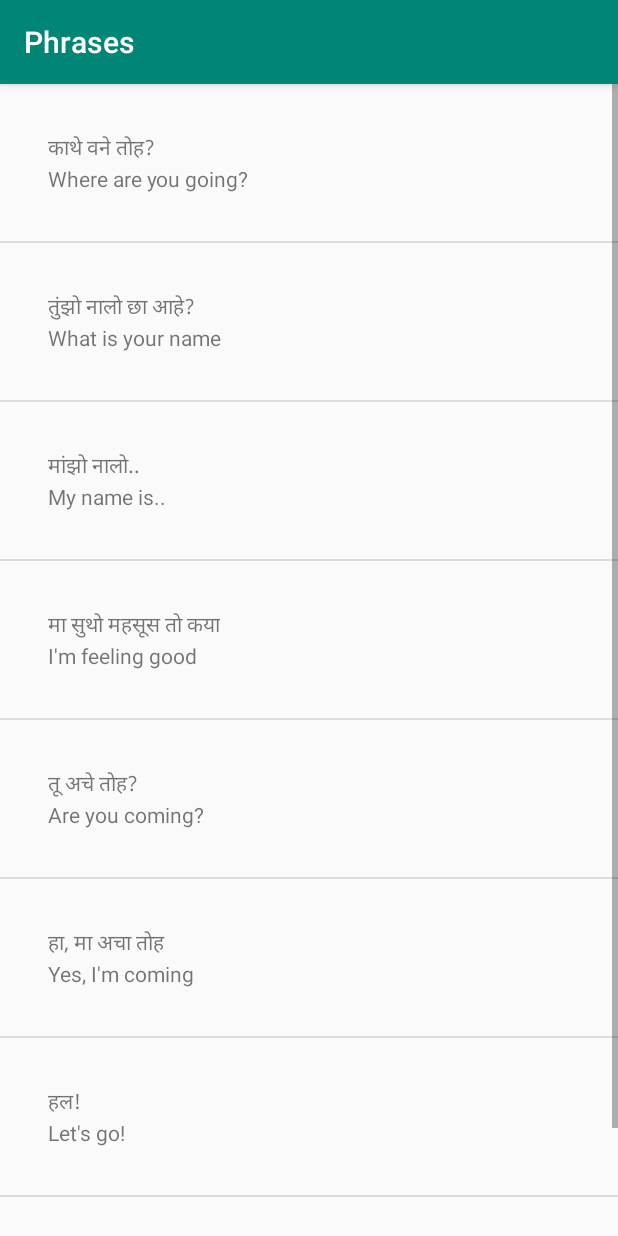
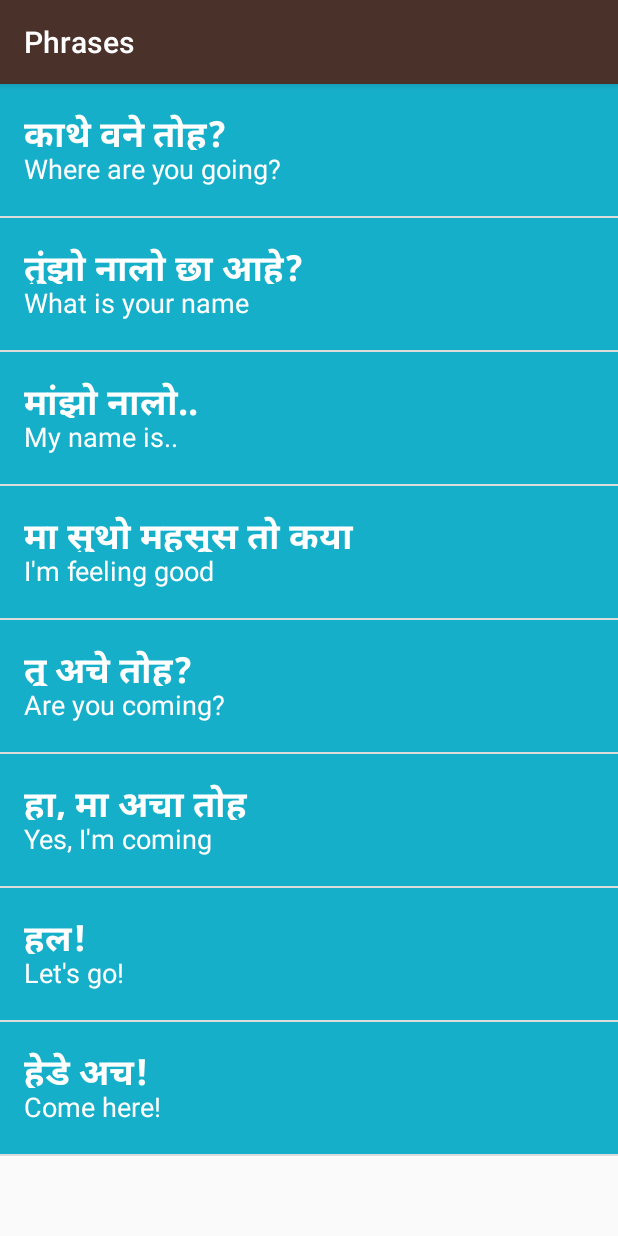
Before and after one commit to harchani-ritik/LanguageLearner, an Android app: the screen it shows after launch (Phrases), after a tap on "Phrases", on a phone screen of 412 x 824 dp. Run offline under Robolectric (Android 15) with nearby library versions, the phone set to English and light mode, and no system bars.

Commit message:
Visual Polish

```diff
--- a/app/src/main/AndroidManifest.xml
+++ b/app/src/main/AndroidManifest.xml
@@ -5,7 +5,7 @@
     <application
         android:allowBackup="true"
         android:icon="@mipmap/ic_launcher"
-        android:label="@string/app_name"
+        android:label="SindhiLearner"
         android:roundIcon="@mipmap/ic_launcher_round"
         android:supportsRtl="true"
         android:theme="@style/AppTheme">
--- a/app/src/main/java/com/example/android/languagelearner/Colours.java
+++ b/app/src/main/java/com/example/android/languagelearner/Colours.java
@@ -18,12 +18,11 @@ public class Colours extends AppCompatActivity {
         words.add(new Word("लाल","red",R.drawable.color_red));
         words.add(new Word("हरो","green",R.drawable.color_green));
         words.add(new Word("भूरो","brown",R.drawable.color_brown));
-        words.add(new Word("नीरो","blue",R.mipmap.blue_color));
         words.add(new Word("कारो","black",R.drawable.color_black));
+        words.add(new Word("पीलो","yellow",R.drawable.color_mustard_yellow));
         words.add(new Word("अछो","white",R.drawable.color_white));
-        words.add(new Word("पीलो","yellow",R.drawable.color_mustard_yellow));
 
-        WordAdapter adapter = new WordAdapter(this,words);
+        WordAdapter adapter = new WordAdapter(this,words,"#8800A0");
         ListView listView = (ListView) findViewById(R.id.list);
         listView.setAdapter(adapter);
     }
--- a/app/src/main/java/com/example/android/languagelearner/FamilyMembers.java
+++ b/app/src/main/java/com/example/android/languagelearner/FamilyMembers.java
@@ -26,7 +26,7 @@ public class FamilyMembers extends AppCompatActivity {
         words.add(new Word("डाडी","grandmother",R.drawable.family_grandmother));
         words.add(new Word("डाडो","grandfather",R.drawable.family_grandfather));
 
-        WordAdapter adapter = new WordAdapter(this,words);
+        WordAdapter adapter = new WordAdapter(this,words,"#379237");
         ListView listView = (ListView) findViewById(R.id.list);
         listView.setAdapter(adapter);
     }
--- a/app/src/main/java/com/example/android/languagelearner/MainActivity.java
+++ b/app/src/main/java/com/example/android/languagelearner/MainActivity.java
@@ -1,6 +1,7 @@
 package com.example.android.languagelearner;
 
 import android.content.Intent;
+import android.graphics.Typeface;
 import android.support.v7.app.AppCompatActivity;
 import android.os.Bundle;
 import android.view.View;
@@ -8,17 +9,21 @@ import android.widget.TextView;
 
 public class MainActivity extends AppCompatActivity {
 
-    TextView numberText,familyText,coloursText,phrasesText;
-
+    TextView headingText,numberText,familyText,coloursText,phrasesText;
+    Typeface myCustomFont;
     @Override
     protected void onCreate(Bundle savedInstanceState) {
         super.onCreate(savedInstanceState);
         setContentView(R.layout.activity_main);
 
+        headingText= (TextView)(findViewById(R.id.textView));
         numberText= (TextView)(findViewById(R.id.textView2));
         familyText= (TextView)(findViewById(R.id.textView3));
         coloursText= (TextView)(findViewById(R.id.textView4));
         phrasesText= (TextView)(findViewById(R.id.textView5));
+
+        myCustomFont=Typeface.createFromAsset(getAssets(),"fonts/cursive.ttf");
+        headingText.setTypeface(myCustomFont);
 
         numberText.setOnClickListener(new View.OnClickListener() {
             // The code in this method will be executed when the numbers View is clicked on.
--- a/app/src/main/java/com/example/android/languagelearner/Numbers.java
+++ b/app/src/main/java/com/example/android/languagelearner/Numbers.java
@@ -26,7 +26,7 @@ public class Numbers extends AppCompatActivity {
         words.add(new Word("नॅव","nine",R.drawable.number_nine));
         words.add(new Word("डह","ten",R.drawable.number_ten));
 
-        WordAdapter adapter = new WordAdapter(this,words);
+        WordAdapter adapter = new WordAdapter(this,words,"#FD8E09");
         ListView listView = (ListView) findViewById(R.id.list);
         listView.setAdapter(adapter);
     }
--- a/app/src/main/java/com/example/android/languagelearner/Phrases.java
+++ b/app/src/main/java/com/example/android/languagelearner/Phrases.java
@@ -24,7 +24,7 @@ public class Phrases extends AppCompatActivity {
         words.add(new Word("हल!","Let's go!"));
         words.add(new Word("हेडे अच!","Come here!"));
 
-        WordAdapter adapter = new WordAdapter(this,words);
+        WordAdapter adapter = new WordAdapter(this,words,"#16AFCA");
         ListView listView = (ListView) findViewById(R.id.list);
         listView.setAdapter(adapter);
     }
--- a/app/src/main/java/com/example/android/languagelearner/Word.java
+++ b/app/src/main/java/com/example/android/languagelearner/Word.java
@@ -6,7 +6,9 @@ public class Word {
 
     private String mSindhiTranslation;
     private String mDefaultTranslation;
-    private int mImageResourceId;
+    private int mImageResourceId=NOIMAGERESOURCEID;
+
+    private static final int NOIMAGERESOURCEID=-1;
 
     public Word(String sindhiTranslation,String defaultTranslation)
     {
@@ -33,5 +35,9 @@ public class Word {
     {
         return mImageResourceId;
     }
+    public boolean hasImage()
+    {
+        return mImageResourceId!=NOIMAGERESOURCEID;
+    }
 
 }
--- a/app/src/main/java/com/example/android/languagelearner/WordAdapter.java
+++ b/app/src/main/java/com/example/android/languagelearner/WordAdapter.java
@@ -1,20 +1,25 @@
 package com.example.android.languagelearner;
 
 import android.app.Activity;
+import android.graphics.Color;
 import android.view.LayoutInflater;
 import android.view.View;
 import android.view.ViewGroup;
 import android.widget.ArrayAdapter;
 import android.widget.ImageView;
+import android.widget.LinearLayout;
 import android.widget.TextView;
 
 import java.util.ArrayList;
 
 public class WordAdapter extends ArrayAdapter<Word> {
 
-    public WordAdapter(Activity context, ArrayList<Word>words)
+    private String mColorCode;
+
+    public WordAdapter(Activity context, ArrayList<Word>words,String colorCode)
     {
         super(context,0,words);
+        mColorCode=colorCode;
     }
     @Override
     public View getView(int position,View convertView,ViewGroup parent) {
@@ -25,13 +30,18 @@ public class WordAdapter extends ArrayAdapter<Word> {
             convertView = LayoutInflater.from(getContext()).inflate(R.layout.list_item, parent, false);
         }
 
+        LinearLayout verticalLinearLayout=(LinearLayout)convertView.findViewById(R.id.vertical_linear_layout) ;
         TextView sindhiTranslation=(TextView)convertView.findViewById(R.id.textViewA);
         TextView dafaultTranslation=(TextView)convertView.findViewById(R.id.textViewB);
         ImageView iconview=(ImageView)convertView.findViewById(R.id.iconImage);
 
+        verticalLinearLayout.setBackgroundColor(Color.parseColor(mColorCode));
         sindhiTranslation.setText(words.getSindhiTranslation());
         dafaultTranslation.setText(words.getDefaultTranslation());
-        iconview.setImageResource(words.getImageResourceId());
+        if(words.hasImage())
+            iconview.setImageResource(words.getImageResourceId());
+        else
+            iconview.setVisibility(View.GONE);
         return convertView;
     }
 }
--- a/app/src/main/res/layout/list_item.xml
+++ b/app/src/main/res/layout/list_item.xml
@@ -4,36 +4,46 @@
     android:layout_width="match_parent"
     android:layout_height="match_parent"
     android:orientation="horizontal"
-    android:padding="16dp">
+    android:minHeight="88dp"
+    android:background="@color/tan_background">
 
 
     <ImageView
         android:id="@+id/iconImage"
-        android:layout_width="wrap_content"
-        android:layout_height="wrap_content"
-        android:src="@mipmap/ic_launcher" />
-
+        android:layout_width="88dp"
+        android:layout_height="88dp" />
 
     <LinearLayout
+        android:id="@+id/vertical_linear_layout"
         xmlns:tools="http://schemas.android.com/tools"
-    android:layout_width="wrap_content"
-    android:layout_height="wrap_content"
+        android:layout_width="match_parent"
+        android:layout_height="88dp"
         android:orientation="vertical"
         android:padding="16dp">
 
         <TextView
             android:id="@+id/textViewA"
             android:layout_width="match_parent"
-        android:layout_height="wrap_content"
-        android:text="TextView"
+            android:layout_height="0dp"
+            android:layout_weight="1"
+            android:layout_gravity="bottom"
+            android:text="Sindhi"
+            android:textStyle="bold"
+            android:textColor="@color/White"
+            android:textSize="24sp"
             tools:text="हिक"/>
 
         <TextView
             android:id="@+id/textViewB"
             android:layout_width="match_parent"
-        android:layout_height="wrap_content"
-        android:text="TextView"
+            android:layout_height="0dp"
+            android:layout_weight="1"
+            android:gravity="top"
+            android:text="English"
+            android:textColor="@color/White"
+            android:textAppearance="@style/TextAppearance.AppCompat.Medium"
             tools:text="one"/>
+
     </LinearLayout>
 
 </LinearLayout>
--- a/app/src/main/res/values/styles.xml
+++ b/app/src/main/res/values/styles.xml
@@ -2,14 +2,18 @@
 
     <!-- Base application theme. -->
     <style name="AppTheme" parent="Theme.AppCompat.Light.DarkActionBar">
-        <!-- Customize your theme here. -->
-        <item name="colorPrimary">@color/colorPrimary</item>
-        <item name="colorPrimaryDark">@color/colorPrimaryDark</item>
-        <item name="colorAccent">@color/colorAccent</item>
-        <item name="android:actionBarStyle">@style/MyActionBarTheme</item>
+        <item name="colorPrimary">@color/primary_color</item>
+        <item name="colorPrimaryDark">@color/primary_dark_color</item>
     </style>
 
-    <style name="MyActionBarTheme" parent="@android:style/Widget.Holo.Light.ActionBar">
-        <item name="android:background">@color/primary_dark_color</item>
+    <!-- Style for a category of vocabulary words -->
+    <style name="CategoryStyle">
+        <item name="android:layout_width">match_parent</item>
+        <item name="android:layout_height">88dp</item>
+        <item name="android:gravity">center_vertical</item>
+        <item name="android:padding">16dp</item>
+        <item name="android:textColor">@android:color/white</item>
+        <item name="android:textStyle">bold</item>
+        <item name="android:textAppearance">?android:textAppearanceMedium</item>
     </style>
 </resources>
```
Also changed, not shown: app/src/main/res/layout/activity_main.xml (+26 -6 lines), app/src/main/assets/fonts/cursive.ttf (added). Lines whose indentation alone changed are shown as unchanged.
